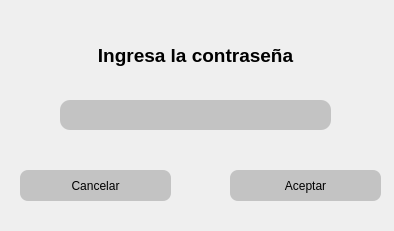
The window that interfaz/verificar.ui (Supranet-ar/tvip) describes before a commit, drawn with Qt 5.
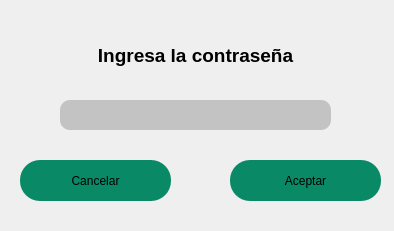
The same window after the commit.

```diff
--- a/interfaz/verificar.ui
+++ b/interfaz/verificar.ui
@@ -42,15 +42,15 @@
    <property name="geometry">
     <rect>
      <x>20</x>
-     <y>170</y>
+     <y>160</y>
      <width>151</width>
-     <height>31</height>
+     <height>41</height>
     </rect>
    </property>
    <property name="styleSheet">
-    <string notr="true">border-radius:8px;
-background-color: rgb(195, 195, 195);
-font: 75 20pt &quot;Bahnschrift Condensed&quot;;</string>
+    <string notr="true">border-radius:20px;
+background-color: rgb(10, 137, 103);
+font: 75 11pt &quot;Bahnschrift Condensed&quot;;</string>
    </property>
    <property name="text">
     <string>Cancelar</string>
@@ -60,15 +60,15 @@
    <property name="geometry">
     <rect>
      <x>230</x>
-     <y>170</y>
+     <y>160</y>
      <width>151</width>
-     <height>31</height>
+     <height>41</height>
     </rect>
    </property>
    <property name="styleSheet">
-    <string notr="true">border-radius:8px;
-background-color: rgb(195, 195, 195);
-font: 75 20pt &quot;Bahnschrift Condensed&quot;;</string>
+    <string notr="true">border-radius:20px;
+background-color: rgb(10, 137, 103);
+font: 75 11pt &quot;Bahnschrift Condensed&quot;;</string>
    </property>
    <property name="text">
     <string>Aceptar</string>
```
